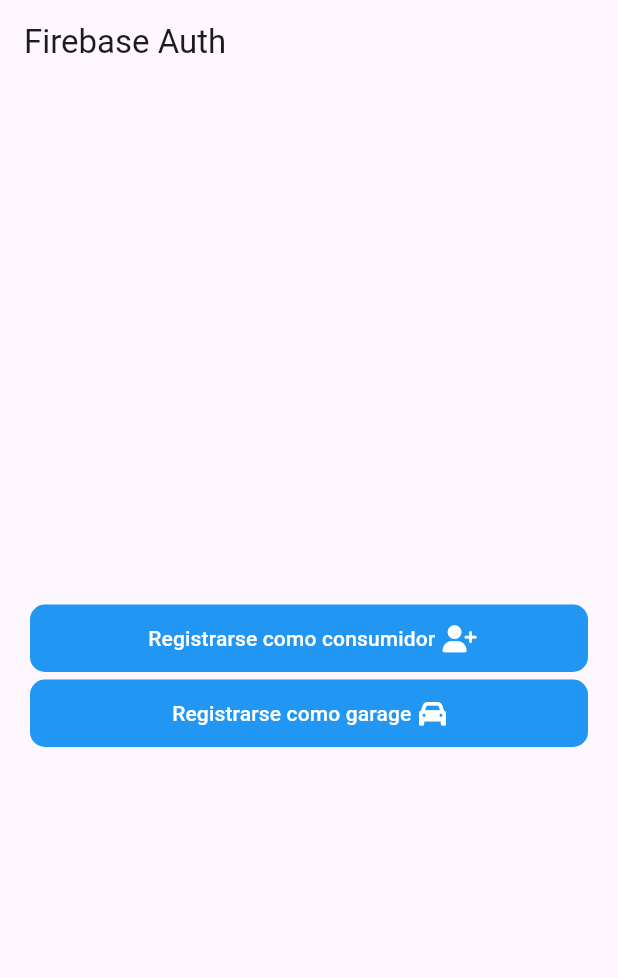
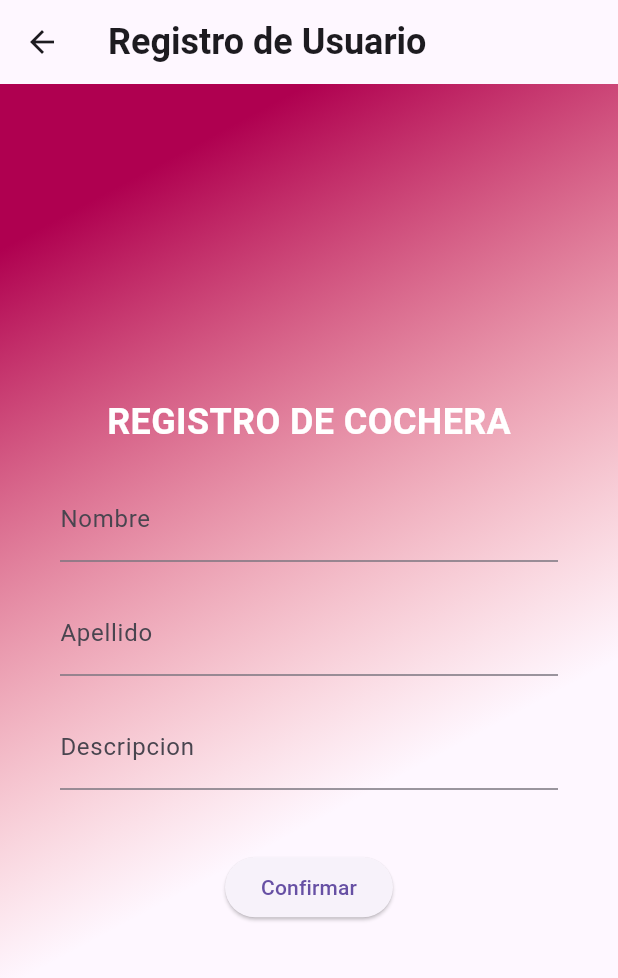
Before and after one commit to PabloCorrera/ProyectoFinalG1, a Flutter app: the HomePage screen opened by its route, after a tap on "Registrarse como garage", on a phone screen of 412 x 824 dp. Shown: the top 978 px of the screen. Run offline on Flutter 3.47's test engine with Material 3 defaults, Android fonts, the phone set to English and light mode, and no system bars; our stand-ins replace cloud_firestore, firebase_auth, firebase_core, font_awesome_flutter, go_router, google_sign_in; accounts and stored records are empty.

Commit message:
Agregando garage_register, user_register y respectivas rutas

```diff
--- a/proyecto_final/lib/core/router.dart
+++ b/proyecto_final/lib/core/router.dart
@@ -1,6 +1,8 @@
+import 'package:proyecto_final/pages/garage_register.dart';
 import 'package:proyecto_final/pages/login_register_page.dart';
 import 'package:proyecto_final/pages/home_page.dart';
 import 'package:go_router/go_router.dart';
+import 'package:proyecto_final/pages/user_register.dart';
 
 final appRouter = GoRouter(routes: [
   GoRoute(
@@ -14,4 +16,16 @@ final appRouter = GoRouter(routes: [
     builder: (context, state) => HomePage(),
   ),
 
+   GoRoute(
+    name: UserRegister.name,
+    path: '/userregister',
+    builder: (context, state) => UserRegister(),
+  ),
+
+     GoRoute(
+    name: GarageRegister.name,
+    path: '/garageRegister',
+    builder: (context, state) => GarageRegister(),
+  ),
+
 ]);
--- /dev/null
+++ b/proyecto_final/lib/pages/garage_register.dart
@@ -0,0 +1,94 @@
+import 'package:flutter/material.dart';
+
+class GarageRegister extends StatelessWidget {
+  GarageRegister({Key? key}) : super(key: key);
+   static const String name = 'GarageRegister';
+
+  final TextEditingController _controllerOwner = TextEditingController();
+  final TextEditingController _controllerOwnerName = TextEditingController();
+  final TextEditingController _description = TextEditingController();
+  String? errorMessage = '';
+
+  Widget _submitButton() {
+    return ElevatedButton(
+      onPressed: () {
+        // Aquí puedes agregar la lógica para confirmar el registro
+      },
+      child: Text('Confirmar'),
+    );
+  }
+
+  Widget _entryField(String title, TextEditingController controller) {
+    return TextField(
+      controller: controller,
+      obscureText: title == "Contraseña",
+      decoration: InputDecoration(
+        labelText: title,
+      ),
+    );
+  }
+
+  Widget _title () {
+    return const Text (
+      'Registro de Usuario',
+      style: TextStyle(
+        fontSize: 24,
+        fontWeight: FontWeight.bold,
+      ),
+    );
+  }
+
+  Widget _errorMessage() {
+    return Text(
+      errorMessage == '' ? '' : '¡Ups! $errorMessage',
+      style: TextStyle(
+         color: Colors.red,
+      ),
+    );
+  }
+
+ @override
+Widget build(BuildContext context) {
+  return Scaffold(
+    appBar: AppBar(
+      title: _title(),
+    ),
+    body: Container(
+      decoration: const BoxDecoration (
+        gradient: LinearGradient(
+          colors: [
+            Color(0xFFAF0050),
+            Color(0x00EF5350),
+          ],
+          begin: Alignment.topCenter,
+        ),
+      ),
+      padding: EdgeInsets.symmetric(horizontal: 40),
+      child: Column(
+        crossAxisAlignment: CrossAxisAlignment.center,
+        mainAxisAlignment: MainAxisAlignment.center,
+        children: <Widget>[
+          Text(
+            'REGISTRO DE COCHERA', // Agregamos el título aquí
+            style: TextStyle(
+              fontSize: 24,
+              fontWeight: FontWeight.bold,
+              color: Colors.white,
+            ),
+          ),
+          const SizedBox(height: 20),
+          _entryField('Nombre', _controllerOwner),
+          const SizedBox(height: 20),
+          _entryField('Apellido', _controllerOwnerName),
+          const SizedBox(height: 20),
+          _entryField('Descripcion', _description),
+          _errorMessage(),
+          const SizedBox(height: 20),
+          _submitButton(),
+        ],
+      ),
+    ),
+  );
+}
+
+}
--- a/proyecto_final/lib/pages/home_page.dart
+++ b/proyecto_final/lib/pages/home_page.dart
@@ -2,8 +2,10 @@ import 'package:flutter/material.dart';
 import 'package:go_router/go_router.dart';
 import 'package:firebase_auth/firebase_auth.dart';
 import 'package:proyecto_final/auth.dart';
+import 'package:proyecto_final/pages/garage_register.dart';
 import 'package:proyecto_final/pages/login_register_page.dart';
 import 'package:font_awesome_flutter/font_awesome_flutter.dart';
+import 'package:proyecto_final/pages/user_register.dart';
 
 class HomePage extends StatefulWidget{
 static const String name = 'HomePage';
@@ -47,7 +49,10 @@ static const String name = 'HomePage';
         color: Colors.blue,
         borderRadius: BorderRadius.circular(10)
       ),
-      child: TextButton(onPressed: ()=>{},
+      child: TextButton(onPressed: ()=>{
+        context.pushNamed(UserRegister.name)
+
+      },
      child: const Row(
       mainAxisAlignment: MainAxisAlignment.center,
       children: [
@@ -70,7 +75,11 @@ static const String name = 'HomePage';
         color: Colors.blue,
         borderRadius: BorderRadius.circular(10)
       ),
-      child: TextButton(onPressed: ()=>{},
+      child: TextButton(onPressed: (
+
+      )=>{
+        context.pushNamed(GarageRegister.name)
+      },
      child: const Row(
       mainAxisAlignment: MainAxisAlignment.center,
       children: [
```
Also changed, not shown: proyecto_final/lib/pages/user_register.dart (added, +92 -0 lines).
